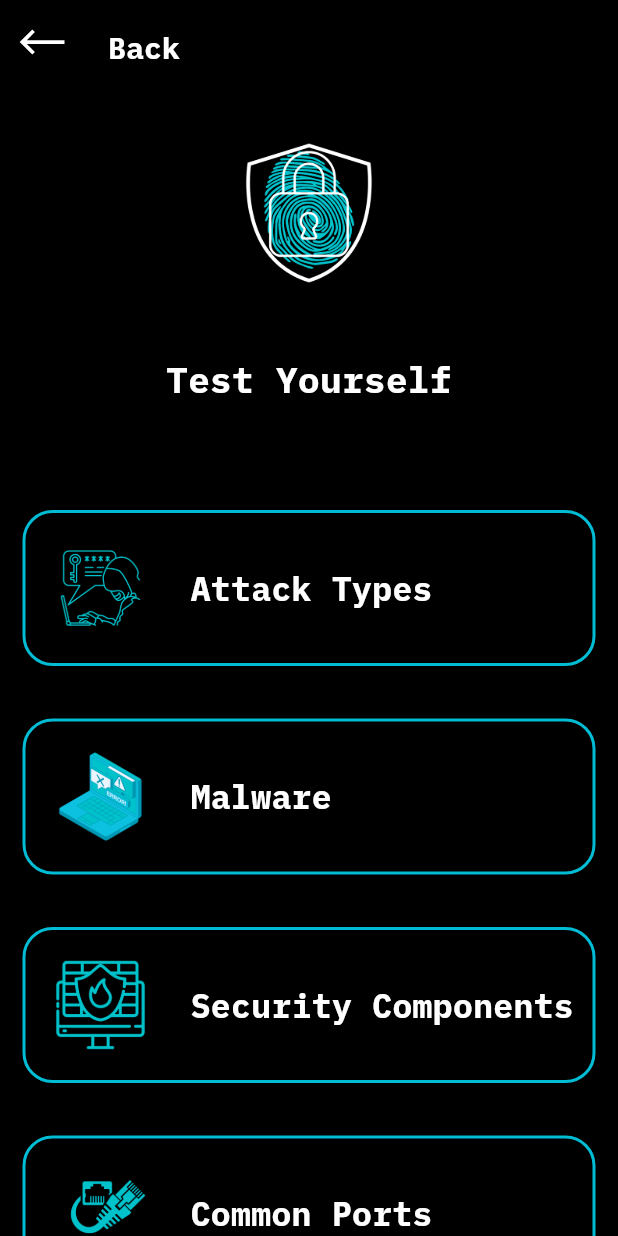
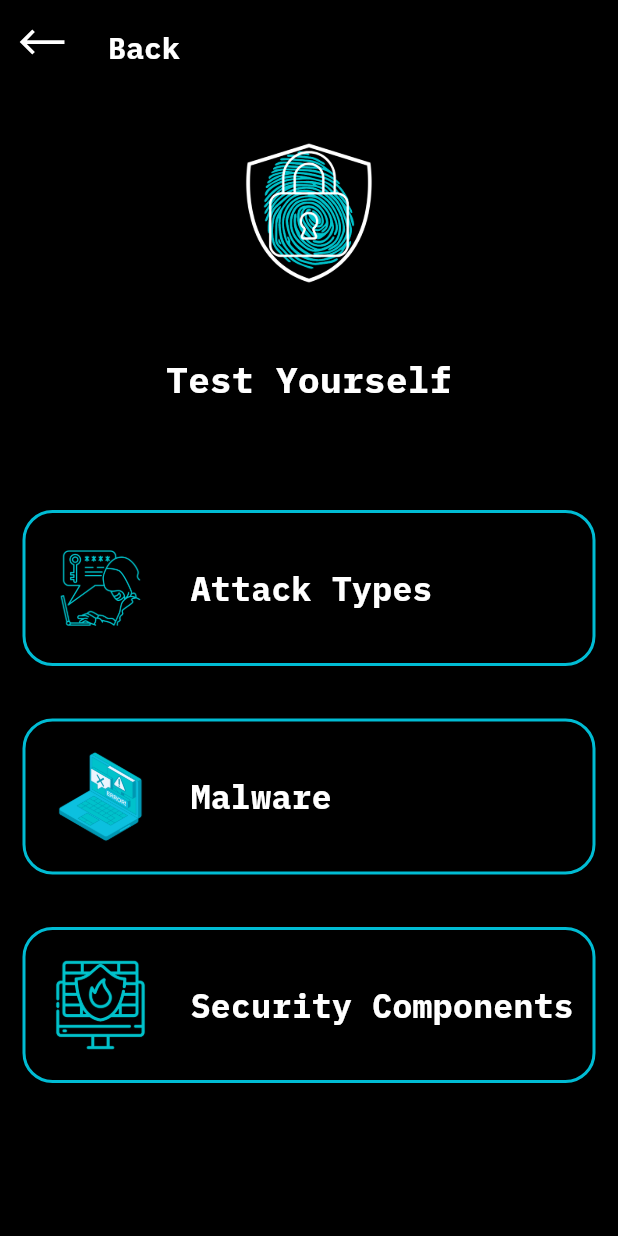
Before and after one commit to dcdeers/cbmprot, a Flutter app: the screen it shows after launch, after a tap on "QUIZ", on a phone screen of 412 x 824 dp. Run offline on Flutter 3.47's test engine with Material 3 defaults, Android fonts, the phone set to English and light mode, and no system bars; our stand-ins replace line_awesome_flutter; missing offline and left inert: flutter_password_strength, password_strength_checker.

Commit message:
11/11 2.53am update home quizpage

```diff
--- a/cbmprot/lib/screens/category.dart
+++ b/cbmprot/lib/screens/category.dart
@@ -10,21 +10,21 @@ class CategoryScreen extends StatelessWidget {
     'images/3.png',  // Path to your image
     'images/4.png',  // Path to your image
     'images/5.png',     // Path to your image
-    'images/6.png',  // Path to your image
+    // 'images/6.png',  // Path to your image
   ];
 
   final List<String> titles = [
     'Attack Types',
     'Malware',
     'Security Components',
-    'Common Ports',
+    // 'Common Ports',
   ];
 
   final List<Widget> screens = [
     QuizAttackScreen(quizSet: Data.categories[0].quizSets[0] ),
     QuizAttackScreen(quizSet: Data.categories[1].quizSets[0] ),
     QuizAttackScreen(quizSet: Data.categories[2].quizSets[0] ),
-    QuizAttackScreen(quizSet: Data.categories[3].quizSets[0] ),
+    // QuizAttackScreen(quizSet: Data.categories[3].quizSets[0] ),
   ];
 
   @override
--- a/cbmprot/lib/screens/homepage.dart
+++ b/cbmprot/lib/screens/homepage.dart
@@ -10,52 +10,43 @@ class HomePage extends StatelessWidget {
   // Static data lists
 
   // Add a list for the text labels
-  List<String> catNames = [
+  final List<String> catNames = [
     "QUIZ",
     'TIPS',
+
     'LEARN',
     'NEWS',
-    // 'VIDEOS',
     'COMPARER',
   ];
 
-  List<Icon> catIcons = [
+  final List<Icon> catIcons = [
     Icon(LineAwesomeIcons.list_alt_solid, color: Colors.white, size: 80),
     Icon(LineAwesomeIcons.clipboard_check_solid, color: Colors.white, size: 80),
+
     Icon(LineAwesomeIcons.brain_solid, color: Colors.white, size: 80),
     Icon(LineAwesomeIcons.newspaper_solid, color: Colors.white, size: 80),
-    // Icon(LineAwesomeIcons.video_solid, color: Colors.white, size: 80),
     Icon(LineAwesomeIcons.fingerprint_solid, color: Colors.white, size: 80),
-  ];
-
-  // Make sure imgList matches the length of catNames and catIcons if used
-  List<String> imgList = [
-    '3',
-    '4',
-    '5',
-    '6',
-    // '7',
-    '8',
   ];
 
   @override
   Widget build(BuildContext context) {
     return Scaffold(
       backgroundColor: Colors.black, // Set the background color to black
-      body: ListView(
+      body: SingleChildScrollView(
+        child: Padding(
+          padding: const EdgeInsets.all(15.0),
+          child: Column(
             children: [
-          Padding(
-            padding: const EdgeInsets.all(15.0),
-            child: Image.asset(
+              Image.asset(
                 'images/2.png', // Replace with your image path
                 width: 130, // Set the desired width for the image
                 height: 130, // Set the desired height for the image
               ),
-          ),
+              SizedBox(height: 15),
               Container(
                 padding: EdgeInsets.all(8),
                 decoration: BoxDecoration(
-              color: Colors.black, // Ensure the top container background is green
+                  color: Colors.black, // Ensure the top container background is black
                 ),
                 child: Center(
                   child: Text(
@@ -69,56 +60,53 @@ class HomePage extends StatelessWidget {
                   ),
                 ),
               ),
-          Padding(
-            padding: EdgeInsets.all(15),
-            child: GridView.builder(
-              itemCount: catNames.length, // Make sure it matches the length of all lists
-              shrinkWrap: true,
-              physics: NeverScrollableScrollPhysics(),
-              gridDelegate: SliverGridDelegateWithFixedCrossAxisCount(
-                crossAxisCount: 2, // Number of columns
-                childAspectRatio: 1, // 1 for square items
-                mainAxisSpacing: 20,
-                crossAxisSpacing: 20,
+              SizedBox(height: 15),
+              // First Row: Quiz and Tips
+              Row(
+                mainAxisAlignment: MainAxisAlignment.spaceBetween,
+                children: [
+                  _buildMenuItem(context, catNames[0], catIcons[0], CategoryScreen()),
+                  _buildMenuItem(context, catNames[1], catIcons[1], AwarenessScreen()), // Replace with your actual screen
+                ],
               ),
-              itemBuilder: (context, index) {
+              SizedBox(height: 20),
+
+              // Second Row: Comparer Button (Centered)
+              Center(
+                child: _buildMenuItem(
+                  context,
+                  catNames[2],
+                  catIcons[2],
+                  LearnScreen(), // Replace with your actual screen
+                  width: MediaQuery.of(context).size.width * 0.44,
+                ),
+              ),
+              SizedBox(height: 20),
+              // Third Row: Learn and News
+              Row(
+                mainAxisAlignment: MainAxisAlignment.spaceBetween,
+                children: [
+                  _buildMenuItem(context, catNames[3], catIcons[3], CybersecurityNewsScreen()),
+                  _buildMenuItem(context, catNames[4], catIcons[4], PasswordComparisonScreen()), // Replace with your actual screen
+                ],
+              ),
+            ],
+          ),
+        ),
+      ),
+    );
+  }
+
+  Widget _buildMenuItem(BuildContext context, String name, Icon icon, Widget screen, {double? width}) {
     return InkWell(
       onTap: () {
-                    // Navigate to different pages based on the index
-                    if (index == 0) {
         Navigator.push(
           context,
-                        MaterialPageRoute(builder: (context) => CategoryScreen()),
+          MaterialPageRoute(builder: (context) => screen),
         );
-                    } else if (index == 1) {
-                      Navigator.push(
-                        context,
-                        MaterialPageRoute(builder: (context) => AwarenessScreen()), // Replace with your actual screen
-                      );
-                    } else if (index == 2) {
-                      Navigator.push(
-                        context,
-                        MaterialPageRoute(builder: (context) => LearnScreen()),
-                      );
-                    } else if (index == 3) {
-                      Navigator.push(
-                        context,
-                        MaterialPageRoute(builder: (context) => CybersecurityNewsScreen()), // Replace with your actual screen
-                      );
-                    // } else if (index == 4) {
-                    //   Navigator.push(
-                    //     context,
-                    //     MaterialPageRoute(builder: (context) => CategoryScreen()), // Replace with your actual screen
-                    //   );
-                    } else if (index == 4) {
-                      Navigator.push(
-                        context,
-                        MaterialPageRoute(builder: (context) => PasswordComparisonScreen()), // Replace with your actual screen
-                      );
-                    }
       },
-
       child: Container(
+        width: width ?? MediaQuery.of(context).size.width * 0.45,
         padding: EdgeInsets.symmetric(vertical: 20, horizontal: 10),
         decoration: BoxDecoration(
           borderRadius: BorderRadius.circular(20),
@@ -130,11 +118,11 @@ class HomePage extends StatelessWidget {
           children: [
             Padding(
               padding: EdgeInsets.all(10),
-                          child: catIcons[index],
+              child: icon,
             ),
             SizedBox(height: 10),
             Text(
-                          catNames[index],
+              name,
               style: TextStyle(
                 fontFamily: 'IBMPlexMono',
                 fontSize: 23,
@@ -146,11 +134,5 @@ class HomePage extends StatelessWidget {
         ),
       ),
     );
-              },
-            ),
-          ),
-        ],
-      ),
-    );
   }
 }
```
Lines whose indentation alone changed are shown as unchanged.
